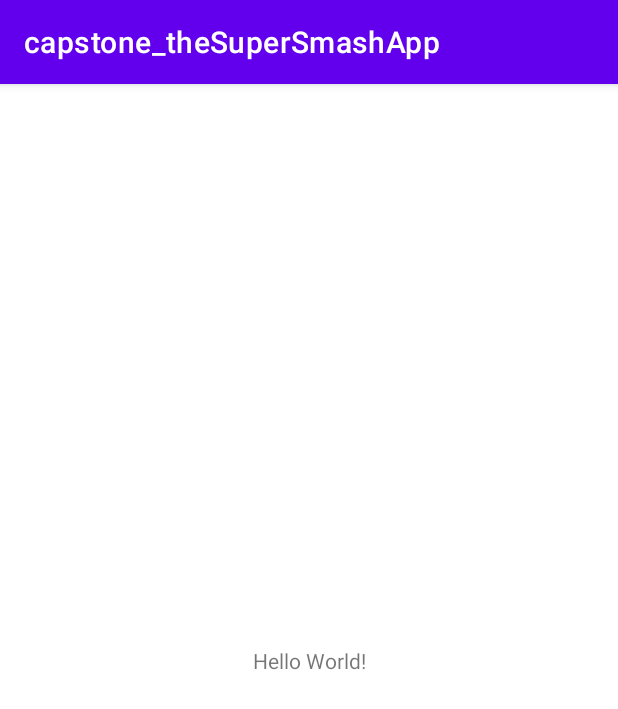
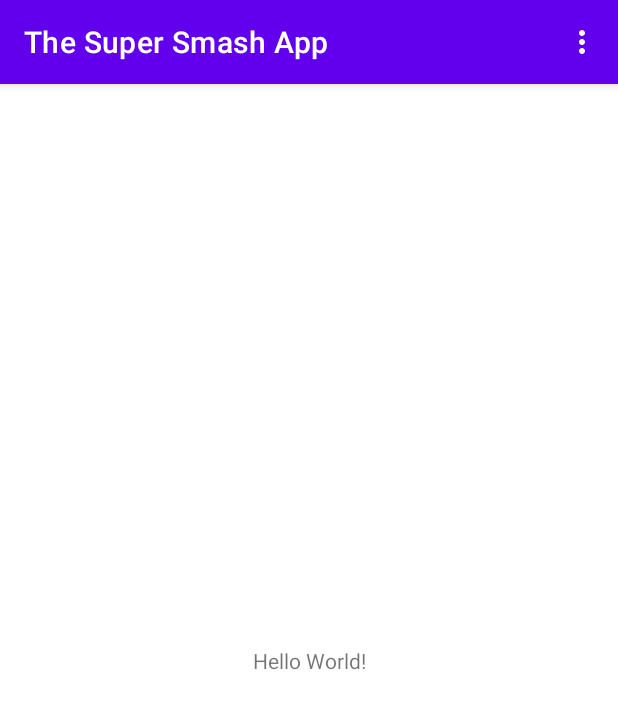
Before and after one commit to TravisKoz/capstone_theSuperSmashApp, an Android app: the screen it shows after launch (MainActivity), on a phone screen of 412 x 824 dp. Shown: the top 709 px of the screen. Run offline under Robolectric (Android 15) with nearby library versions, the phone set to English and light mode, and no system bars.

Commit message:
Created the menu navigation with 3 other activities (timer, fighters, and notes) and basic customisation.

```diff
--- /dev/null
+++ b/app/src/main/res/drawable/ic_baseline_boxing_glove.xml
@@ -0,0 +1,8 @@
+<!-- drawable/boxing_glove.xml -->
+<vector xmlns:android="http://schemas.android.com/apk/res/android"
+    android:height="24dp"
+    android:width="24dp"
+    android:viewportWidth="24"
+    android:viewportHeight="24">
+    <path android:fillColor="#E64A19" android:pathData="M19,16V6H22V16H19M12,4C8,4 7,4 7,4C7,4 2,4 2,8V14C2,15.77 3,16.76 4.07,17.31C4.4,15.43 6.03,14 8,14H11V16H8A2,2 0 0,0 6,18C6,19.11 6.9,20 8,20H13C17,20 17,16 17,16V6C17,6 16,4 12,4Z" />
+</vector>
--- /dev/null
+++ b/app/src/main/res/drawable/ic_baseline_more.xml
@@ -0,0 +1,5 @@
+<vector android:height="24dp" android:tint="@color/white"
+    android:viewportHeight="24" android:viewportWidth="24"
+    android:width="24dp" xmlns:android="http://schemas.android.com/apk/res/android">
+    <path android:fillColor="@android:color/white" android:pathData="M12,8c1.1,0 2,-0.9 2,-2s-0.9,-2 -2,-2 -2,0.9 -2,2 0.9,2 2,2zM12,10c-1.1,0 -2,0.9 -2,2s0.9,2 2,2 2,-0.9 2,-2 -0.9,-2 -2,-2zM12,16c-1.1,0 -2,0.9 -2,2s0.9,2 2,2 2,-0.9 2,-2 -0.9,-2 -2,-2z"/>
+</vector>
--- /dev/null
+++ b/app/src/main/res/drawable/ic_baseline_note.xml
@@ -0,0 +1,5 @@
+<vector android:height="24dp" android:tint="#E64A19"
+    android:viewportHeight="24" android:viewportWidth="24"
+    android:width="24dp" xmlns:android="http://schemas.android.com/apk/res/android">
+    <path android:fillColor="@android:color/white" android:pathData="M14,2L6,2c-1.1,0 -1.99,0.9 -1.99,2L4,20c0,1.1 0.89,2 1.99,2L18,22c1.1,0 2,-0.9 2,-2L20,8l-6,-6zM16,16h-3v3h-2v-3L8,16v-2h3v-3h2v3h3v2zM13,9L13,3.5L18.5,9L13,9z"/>
+</vector>
--- /dev/null
+++ b/app/src/main/res/drawable/ic_baseline_timer.xml
@@ -0,0 +1,5 @@
+<vector android:height="24dp" android:tint="#E64A19"
+    android:viewportHeight="24" android:viewportWidth="24"
+    android:width="24dp" xmlns:android="http://schemas.android.com/apk/res/android">
+    <path android:fillColor="@android:color/white" android:pathData="M15,1L9,1v2h6L15,1zM11,14h2L13,8h-2v6zM19.03,7.39l1.42,-1.42c-0.43,-0.51 -0.9,-0.99 -1.41,-1.41l-1.42,1.42C16.07,4.74 14.12,4 12,4c-4.97,0 -9,4.03 -9,9s4.02,9 9,9 9,-4.03 9,-9c0,-2.12 -0.74,-4.07 -1.97,-5.61zM12,20c-3.87,0 -7,-3.13 -7,-7s3.13,-7 7,-7 7,3.13 7,7 -3.13,7 -7,7z"/>
+</vector>
--- /dev/null
+++ b/app/src/main/res/menu/main_menu.xml
@@ -0,0 +1,39 @@
+<?xml version="1.0" encoding="utf-8"?>
+<menu xmlns:android="http://schemas.android.com/apk/res/android"
+    xmlns:app="http://schemas.android.com/apk/res-auto">
+
+    <item
+        android:title=""
+        app:showAsAction="always"
+        android:icon="@drawable/ic_baseline_more"
+        >
+
+        <menu>
+            <item
+                android:id="@+id/timer_access"
+                android:orderInCategory="30"
+                android:title="@string/timer_label"
+                app:showAsAction="never"
+                android:icon="@drawable/ic_baseline_timer"
+                />
+
+            <item
+                android:id="@+id/fighter_access"
+                android:orderInCategory="20"
+                android:title="@string/fighters_label"
+                app:showAsAction="never"
+                android:icon="@drawable/ic_baseline_boxing_glove"
+                />
+
+            <item
+                android:id="@+id/notes_access"
+                android:orderInCategory="40"
+                android:title="@string/notes_label"
+                app:showAsAction="never"
+                android:icon="@drawable/ic_baseline_note"
+                />
+        </menu>
+    </item>
+
+
+</menu>
--- a/app/src/main/res/values/strings.xml
+++ b/app/src/main/res/values/strings.xml
@@ -1,3 +1,7 @@
 <resources>
-  <string name="app_name">capstone_theSuperSmashApp</string>
+    <string name="app_name">capstone_theSuperSmashApp</string>
+    <string name="appTitleLabel">The Super Smash App</string>
+    <string name="timer_label">Timer</string>
+    <string name="fighters_label">Fighters</string>
+    <string name="notes_label">Notes</string>
 </resources>
--- a/app/src/main/res/values/themes.xml
+++ b/app/src/main/res/values/themes.xml
@@ -12,5 +12,12 @@
     <!-- Status bar color. -->
     <item name="android:statusBarColor" tools:targetApi="l">?attr/colorPrimaryVariant</item>
     <!-- Customize your theme here. -->
+    <item name="android:itemTextAppearance">@style/OptionsMenuTheme</item>
+    <item name="android:itemBackground">@color/white</item>
+  </style>
+
+  <style name="OptionsMenuTheme" parent="@android:style/TextAppearance.Widget.IconMenu.Item">
+    <item name="android:textColor">#238300</item>
+    <item name="android:textSize">15sp</item>
   </style>
 </resources>
```
Also changed, not shown: app/src/main/AndroidManifest.xml (+16 -1 lines), app/src/main/java/edu/cvtc/myapplication/FightersActivity.java (added, +14 -0 lines), app/src/main/java/edu/cvtc/myapplication/MainActivity.java (+38 -0 lines), app/src/main/java/edu/cvtc/myapplication/NotesActivity.java (added, +14 -0 lines), app/src/main/java/edu/cvtc/myapplication/TimerActivity.java (added, +21 -0 lines), app/src/main/res/layout/activity_fighters.xml (added, +9 -0 lines), app/src/main/res/layout/activity_notes.xml (added, +9 -0 lines), app/src/main/res/layout/activity_timer.xml (added, +9 -0 lines).
